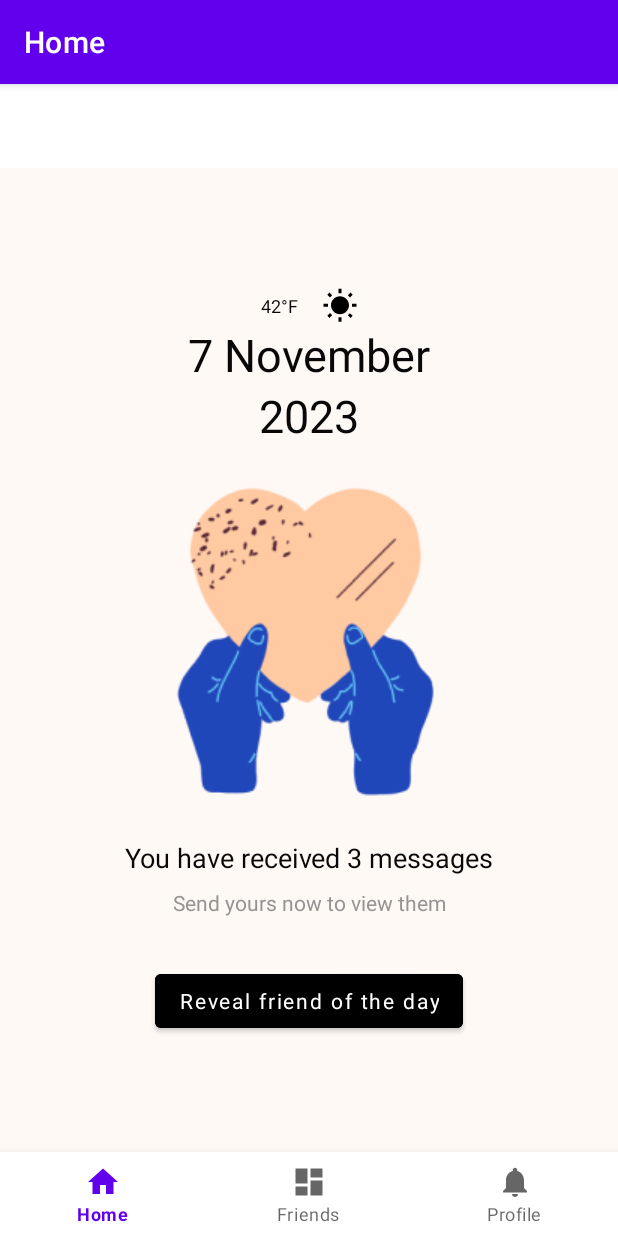
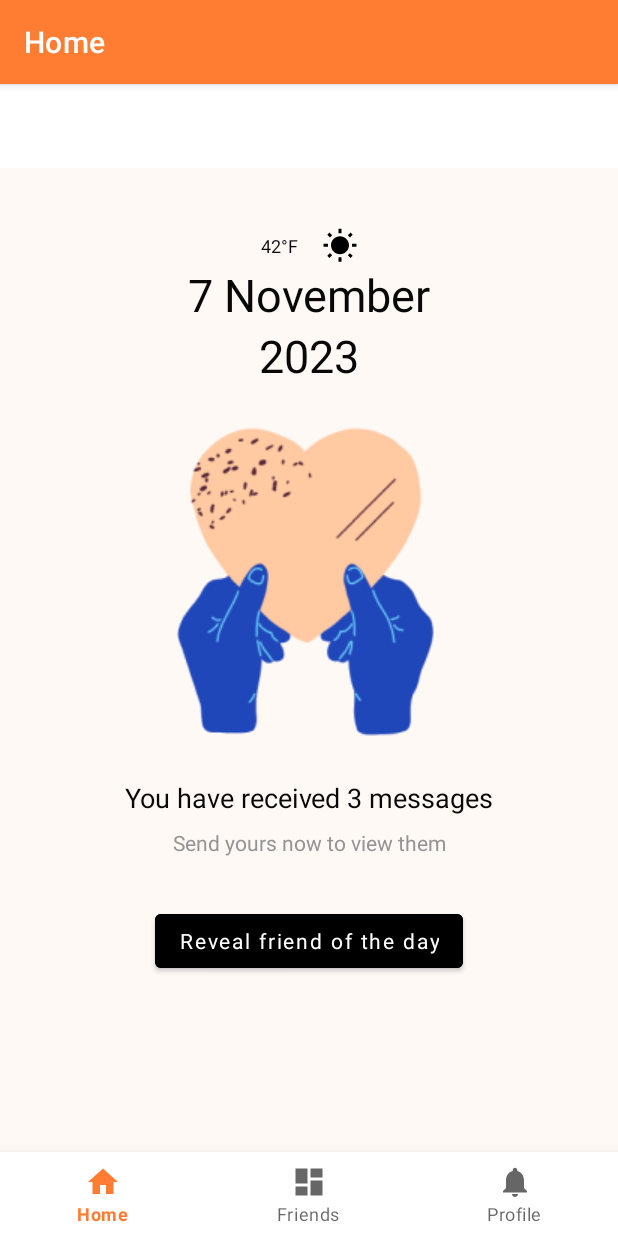
Before and after one commit to hrl-2024/FriendLink, an Android app: the screen it shows after launch (MainActivity), on a phone screen of 412 x 824 dp. Run offline under Robolectric (Android 15) with nearby library versions, the phone set to English and light mode, and no system bars; our stand-ins replace navigation-ui; Roboto replaces fonts that are not available here.

Commit message:
UI theme color change + Message sending page UI

```diff
--- a/app/src/main/java/com/skr/android/friendlink/ui/home/HomeFragment.kt
+++ b/app/src/main/java/com/skr/android/friendlink/ui/home/HomeFragment.kt
@@ -7,11 +7,11 @@ import android.view.ViewGroup
 import android.widget.TextView
 import androidx.fragment.app.Fragment
 import androidx.lifecycle.ViewModelProvider
-import com.skr.android.friendlink.databinding.FragmentHomeBinding
+import com.skr.android.friendlink.databinding.FragmentHomeLaunchBinding
 
 class HomeFragment : Fragment() {
 
-    private var _binding: FragmentHomeBinding? = null
+    private var _binding: FragmentHomeLaunchBinding? = null
 
     // This property is only valid between onCreateView and
     // onDestroyView.
@@ -25,13 +25,9 @@ class HomeFragment : Fragment() {
         val homeViewModel =
             ViewModelProvider(this).get(HomeViewModel::class.java)
 
-        _binding = FragmentHomeBinding.inflate(inflater, container, false)
+        _binding = FragmentHomeLaunchBinding.inflate(inflater, container, false)
         val root: View = binding.root
 
-//        val textView: TextView = binding.textHome
-//        homeViewModel.text.observe(viewLifecycleOwner) {
-//            textView.text = it
-//        }
         return root
     }
 
--- a/app/src/main/res/layout/fragment_home.xml
+++ b/app/src/main/res/layout/fragment_home_launch.xml
@@ -12,7 +12,7 @@
         android:id="@+id/weather_group"
         android:layout_width="wrap_content"
         android:layout_height="wrap_content"
-        android:layout_marginTop="80dp"
+        android:layout_marginTop="40dp"
         android:gravity="center_vertical"
         android:orientation="horizontal"
         app:layout_constraintEnd_toEndOf="parent"
--- a/app/src/main/res/navigation/mobile_navigation.xml
+++ b/app/src/main/res/navigation/mobile_navigation.xml
@@ -9,16 +9,16 @@
         android:id="@+id/navigation_home"
         android:name="com.skr.android.friendlink.ui.home.HomeFragment"
         android:label="@string/title_home"
-        tools:layout="@layout/fragment_home" />
+        tools:layout="@layout/fragment_home_launch" />
 
     <fragment
-        android:id="@+id/navigation_dashboard"
+        android:id="@+id/navigation_friends"
         android:name="com.skr.android.friendlink.ui.friends.FriendsFragment"
         android:label="@string/title_friends"
         tools:layout="@layout/fragment_friends" />
 
     <fragment
-        android:id="@+id/navigation_notifications"
+        android:id="@+id/navigation_profile"
         android:name="com.skr.android.friendlink.ui.profile.ProfileFragment"
         android:label="@string/title_profile"
         tools:layout="@layout/fragment_profile" />
--- a/app/src/main/res/values/colors.xml
+++ b/app/src/main/res/values/colors.xml
@@ -10,4 +10,6 @@
     <color name="background">#FFF9F6</color>
     <color name="normal_text_color">#080808</color>
     <color name="aux_text_color">#949494</color>
+
+    <color name="color_primary">#FF7D32</color>
 </resources>
--- a/app/src/main/res/values/preloaded_fonts.xml
+++ b/app/src/main/res/values/preloaded_fonts.xml
@@ -2,5 +2,6 @@
 <resources>
     <array name="preloaded_fonts" translatable="false">
         <item>@font/alata</item>
+        <item>@font/poppins</item>
     </array>
 </resources>
--- a/app/src/main/res/values/themes.xml
+++ b/app/src/main/res/values/themes.xml
@@ -2,8 +2,8 @@
     <!-- Base application theme. -->
     <style name="Theme.FriendLink" parent="Theme.MaterialComponents.DayNight.DarkActionBar">
         <!-- Primary brand color. -->
-        <item name="colorPrimary">@color/purple_500</item>
-        <item name="colorPrimaryVariant">@color/purple_700</item>
+        <item name="colorPrimary">@color/color_primary</item>
+        <item name="colorPrimaryVariant">@color/color_primary</item>
         <item name="colorOnPrimary">@color/white</item>
         <!-- Secondary brand color. -->
         <item name="colorSecondary">@color/teal_200</item>
```
Also changed, not shown: app/src/main/res/drawable/thought_bubble.xml (added, +9 -0 lines), app/src/main/res/font/poppins.xml (added, +7 -0 lines), app/src/main/res/layout/fragment_home_message.xml (added, +99 -0 lines).
